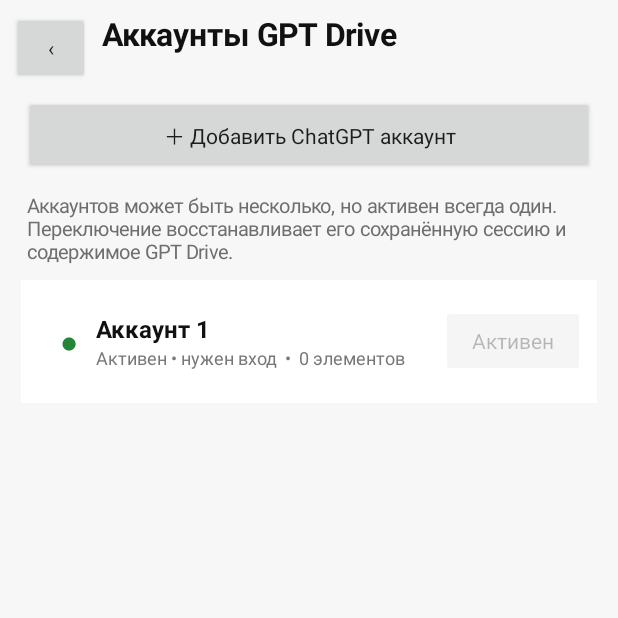
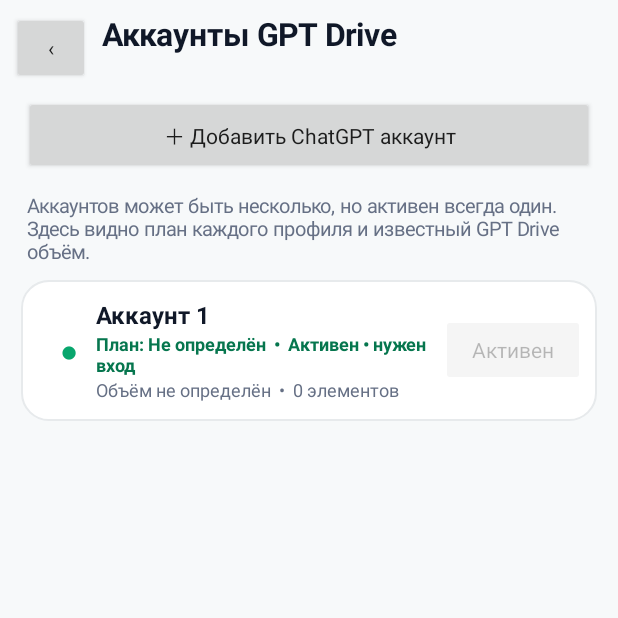
Before and after one commit to mallstorm/GPTDrive, an Android app: the AccountManagerActivity screen opened directly, with no data from a screen before it, on a phone screen of 412 x 824 dp, the top half of it. Run offline under Robolectric (Android 15) with nearby library versions, the phone set to English and light mode, and no system bars.

Commit message:
Show plan and storage per saved account

```diff
--- a/app/src/main/java/com/gptdrive/app/AccountManagerActivity.java
+++ b/app/src/main/java/com/gptdrive/app/AccountManagerActivity.java
@@ -3,6 +3,7 @@ package com.gptdrive.app;
 import android.app.Activity;
 import android.content.Intent;
 import android.graphics.Typeface;
+import android.graphics.drawable.GradientDrawable;
 import android.os.Bundle;
 import android.provider.DocumentsContract;
 import android.view.Gravity;
@@ -31,13 +32,16 @@ public final class AccountManagerActivity extends Activity {
     private void buildUi() {
         LinearLayout root = new LinearLayout(this);
         root.setOrientation(LinearLayout.VERTICAL);
-        root.setBackgroundColor(0xFFF7F7F7);
+        root.setBackgroundColor(0xFFF7F9FA);
 
         LinearLayout bar = new LinearLayout(this);
         bar.setGravity(Gravity.CENTER_VERTICAL);
         bar.setPadding(dp(8), dp(8), dp(8), dp(8));
-        Button back = new Button(this); back.setText("‹"); back.setOnClickListener(v -> finish());
-        TextView title = text("Аккаунты GPT Drive", 21, true); title.setPadding(dp(8),0,0,0);
+        Button back = new Button(this);
+        back.setText("‹");
+        back.setOnClickListener(v -> finish());
+        TextView title = text("Аккаунты GPT Drive", 21, true);
+        title.setPadding(dp(8),0,0,0);
         bar.addView(back, new LinearLayout.LayoutParams(dp(52), dp(48)));
         bar.addView(title, new LinearLayout.LayoutParams(0, dp(48), 1));
         root.addView(bar);
@@ -50,12 +54,17 @@ public final class AccountManagerActivity extends Activity {
         ap.setMargins(dp(16), 0, dp(16), dp(12));
         root.addView(add, ap);
 
-        TextView hint = text("Аккаунтов может быть несколько, но активен всегда один. Переключение восстанавливает его сохранённую сессию и содержимое GPT Drive.", 13, false);
-        hint.setTextColor(0xFF6E6E6E); hint.setPadding(dp(18),0,dp(18),dp(10)); root.addView(hint);
+        TextView hint = text("Аккаунтов может быть несколько, но активен всегда один. Здесь видно план каждого профиля и известный GPT Drive объём.", 13, false);
+        hint.setTextColor(0xFF667085);
+        hint.setPadding(dp(18),0,dp(18),dp(10));
+        root.addView(hint);
 
         ScrollView sc = new ScrollView(this);
-        list = new LinearLayout(this); list.setOrientation(LinearLayout.VERTICAL); list.setPadding(dp(14),0,dp(14),dp(20));
-        sc.addView(list); root.addView(sc, new LinearLayout.LayoutParams(-1,0,1));
+        list = new LinearLayout(this);
+        list.setOrientation(LinearLayout.VERTICAL);
+        list.setPadding(dp(14),0,dp(14),dp(20));
+        sc.addView(list);
+        root.addView(sc, new LinearLayout.LayoutParams(-1,0,1));
         setContentView(root);
     }
 
@@ -69,29 +78,47 @@ public final class AccountManagerActivity extends Activity {
     private View row(AccountProfile a) {
         LinearLayout row = new LinearLayout(this);
         row.setGravity(Gravity.CENTER_VERTICAL);
-        row.setPadding(dp(14), dp(12), dp(8), dp(12));
-        row.setBackgroundColor(0xFFFFFFFF);
+        row.setPadding(dp(14), dp(10), dp(8), dp(10));
+        row.setBackground(round(0xFFFFFFFF, 18, 0xFFE7EAEC));
 
         TextView dot = text(a.active ? "●" : "○", 20, false);
-        dot.setTextColor(a.active ? 0xFF238636 : 0xFF888888);
+        dot.setTextColor(a.active ? 0xFF08A66D : 0xFF98A2B3);
         dot.setGravity(Gravity.CENTER);
-        row.addView(dot, new LinearLayout.LayoutParams(dp(36), dp(54)));
+        row.addView(dot, new LinearLayout.LayoutParams(dp(36), dp(68)));
 
-        LinearLayout info = new LinearLayout(this); info.setOrientation(LinearLayout.VERTICAL); info.setGravity(Gravity.CENTER_VERTICAL);
+        LinearLayout info = new LinearLayout(this);
+        info.setOrientation(LinearLayout.VERTICAL);
+        info.setGravity(Gravity.CENTER_VERTICAL);
         TextView name = text(a.displayName(), 16, true);
         String state;
         if (a.active) state = a.hasSession() ? "Активен" : "Активен • нужен вход";
         else state = a.hasSession() ? "Сессия сохранена" : "Нужен вход";
-        TextView meta = text(state + "  •  " + db.countAll(a.id) + " элементов", 12, false); meta.setTextColor(0xFF777777);
-        info.addView(name); info.addView(meta);
-        row.addView(info, new LinearLayout.LayoutParams(0, dp(58), 1));
+        TextView plan = text("План: " + a.planLabel() + "  •  " + state, 12, true);
+        plan.setTextColor(0xFF06764E);
+        long known = db.knownStorageBytes(a.id);
+        String storage;
+        if (a.hasRemoteQuota()) storage = MainActivity.formatBytes(a.remoteUsedBytes) + " / " + MainActivity.formatBytes(a.remoteQuotaBytes);
+        else if (known > 0) storage = MainActivity.formatBytes(known) + " индексировано";
+        else storage = "Объём не определён";
+        TextView meta = text(storage + "  •  " + db.countAll(a.id) + " элементов", 12, false);
+        meta.setTextColor(0xFF667085);
+        info.addView(name);
+        info.addView(plan);
+        info.addView(meta);
+        row.addView(info, new LinearLayout.LayoutParams(0, dp(70), 1));
 
-        Button use = new Button(this); use.setText(a.active ? "Активен" : "Выбрать"); use.setAllCaps(false); use.setEnabled(!a.active);
-        use.setOnClickListener(v -> select(a)); row.addView(use, new LinearLayout.LayoutParams(dp(96), dp(48)));
+        Button use = new Button(this);
+        use.setText(a.active ? "Активен" : "Выбрать");
+        use.setAllCaps(false);
+        use.setEnabled(!a.active);
+        use.setOnClickListener(v -> select(a));
+        row.addView(use, new LinearLayout.LayoutParams(dp(96), dp(48)));
         row.setOnClickListener(v -> { if (!a.active) select(a); });
         row.setOnLongClickListener(v -> { menu(v, a); return true; });
 
-        LinearLayout.LayoutParams p = new LinearLayout.LayoutParams(-1, dp(82)); p.setMargins(0,0,0,dp(8)); row.setLayoutParams(p);
+        LinearLayout.LayoutParams p = new LinearLayout.LayoutParams(-1, dp(94));
+        p.setMargins(0,0,0,dp(8));
+        row.setLayoutParams(p);
         return row;
     }
 
@@ -135,12 +162,26 @@ public final class AccountManagerActivity extends Activity {
     }
 
     private void notifyRoots() {
-        try { getContentResolver().notifyChange(DocumentsContract.buildRootsUri(AUTHORITY), null); } catch (Exception ignored) {}
+        try { getContentResolver().notifyChange(DocumentsContract.buildRootsUri(AUTHORITY), null); }
+        catch (Exception ignored) {}
     }
 
     private TextView text(String s, int sp, boolean bold) {
-        TextView t = new TextView(this); t.setText(s); t.setTextSize(sp); t.setTextColor(0xFF111111);
-        if (bold) t.setTypeface(Typeface.DEFAULT, Typeface.BOLD); return t;
+        TextView t = new TextView(this);
+        t.setText(s);
+        t.setTextSize(sp);
+        t.setTextColor(0xFF101828);
+        if (bold) t.setTypeface(Typeface.DEFAULT, Typeface.BOLD);
+        return t;
     }
+
+    private GradientDrawable round(int color, int radiusDp, int strokeColor) {
+        GradientDrawable g = new GradientDrawable();
+        g.setColor(color);
+        g.setCornerRadius(dp(radiusDp));
+        g.setStroke(dp(1), strokeColor);
+        return g;
+    }
+
     private int dp(int n) { return Math.round(n * getResources().getDisplayMetrics().density); }
 }
```
